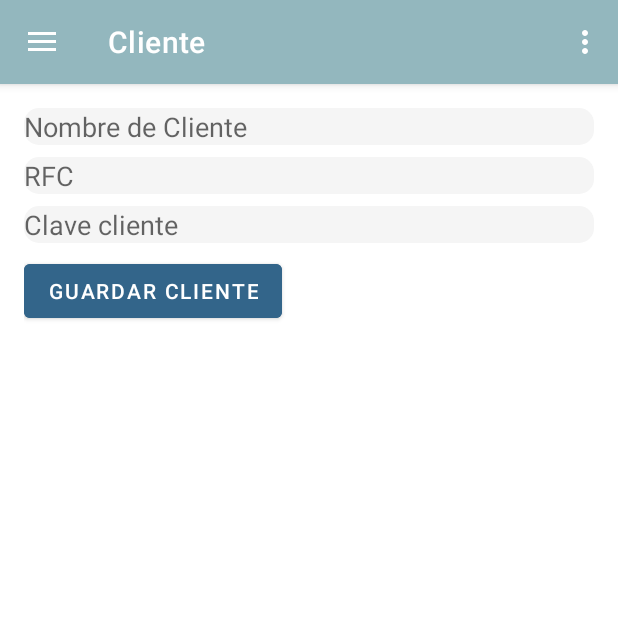
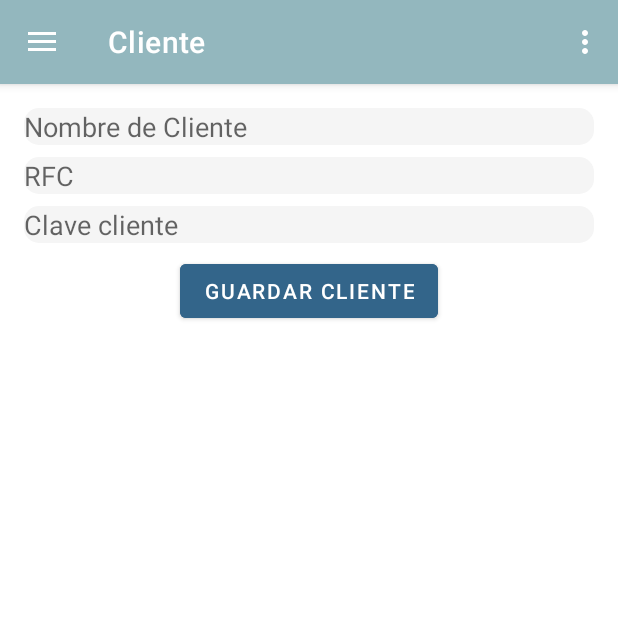
Before and after one commit to mhernandez-sys/App_DemoTienda, an Android app: the screen it shows after launch (MainActivity), in the side drawer, after a tap on "Cliente", on a phone screen of 412 x 824 dp, the top half of it. Run offline under Robolectric (Android 15) with nearby library versions, the phone set to English and light mode, and no system bars; our stand-ins replace navigation-ui; libraries missing offline, so code that uses them is left out: com.rscja.deviceapi, com.rscja.utility, org.ksoap2, org.ksoap2.serialization, org.ksoap2.transport; pictures from the network do not load; Roboto replaces fonts that are not available here; 2 statements that could not run were skipped.

```diff
--- a/app/src/main/java/com/example/demo/ui/FragDinamico/ProveedorFragment.java
+++ b/app/src/main/java/com/example/demo/ui/FragDinamico/ProveedorFragment.java
@@ -62,7 +62,7 @@ public class ProveedorFragment extends KeyDwonFragment {
                 // Comprueba que haya tenido un fragmento anteriormente
                 if (fragmentManager.getBackStackEntryCount() > 0) {
                     // Regresa al fragmento anterior
-                    fragmentManager.popBackStack();
+                    fragmentManager.<popBackStack>();
                 }
 
             }
--- a/app/src/main/res/layout/fragment_clientes.xml
+++ b/app/src/main/res/layout/fragment_clientes.xml
@@ -35,5 +35,6 @@
         android:layout_height="wrap_content"
         android:text="Guardar Cliente"
         android:backgroundTint="@color/boton_colores"
-        android:textColor="@color/white"/>
+        android:textColor="@color/white"
+        android:layout_gravity="center"/>
 </LinearLayout>
```
